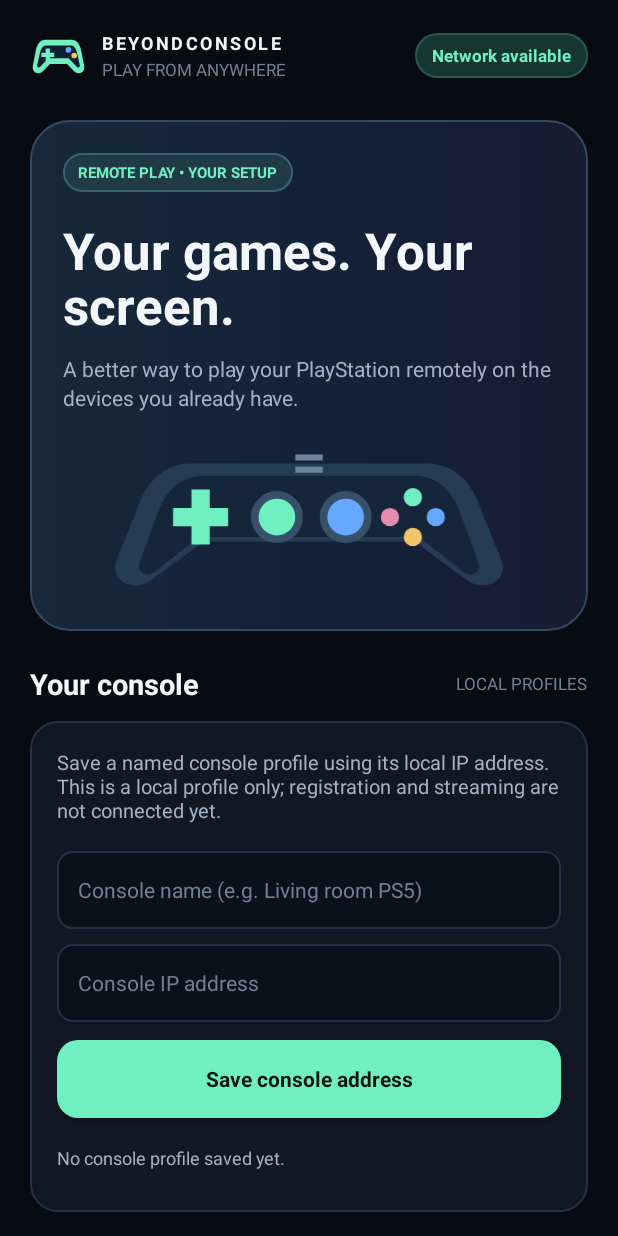
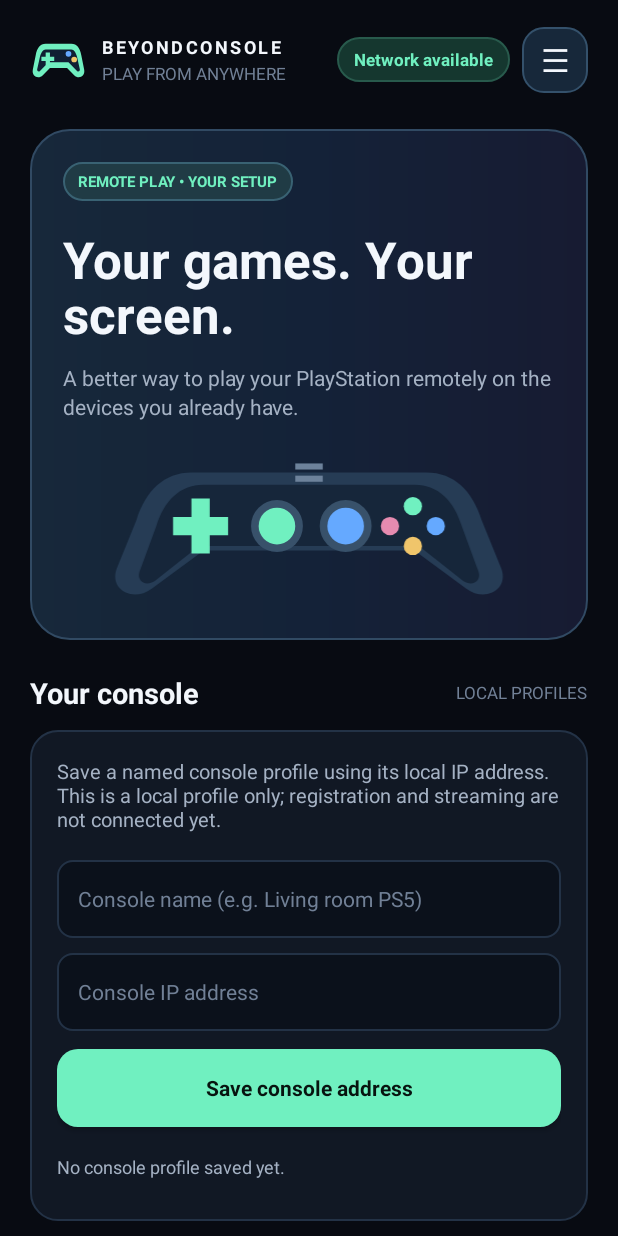
Before and after one commit to spideythedev/BeyondConsole, an Android app: the screen it shows after launch (MainActivity), on a phone screen of 412 x 824 dp. Run offline under Robolectric (Android 15) with nearby library versions, the phone set to English and light mode, and no system bars.

Commit message:
Add top navigation menu to Android home screen

```diff
--- a/app/src/main/res/layout/activity_main.xml
+++ b/app/src/main/res/layout/activity_main.xml
@@ -66,6 +66,20 @@
                 android:textColor="@color/accent"
                 android:textSize="11sp"
                 android:textStyle="bold" />
+
+            <TextView
+                android:id="@+id/menuButton"
+                android:layout_width="44dp"
+                android:layout_height="44dp"
+                android:layout_marginStart="8dp"
+                android:background="@drawable/button_secondary"
+                android:clickable="true"
+                android:contentDescription="Open BeyondConsole menu"
+                android:focusable="true"
+                android:gravity="center"
+                android:text="☰"
+                android:textColor="@color/text_primary"
+                android:textSize="21sp" />
         </LinearLayout>
 
         <LinearLayout
```
